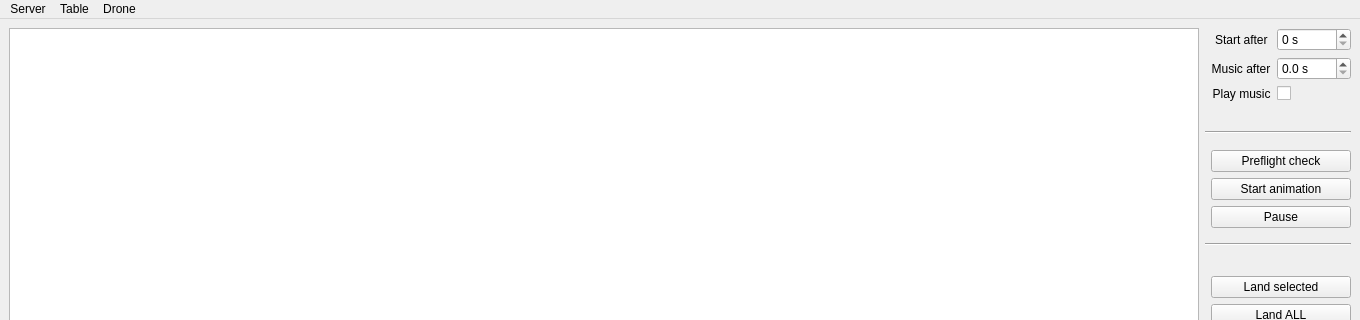
Old version of the form Server/server_gui.ui in the repository CopterExpress/clever-show; both pictures show x 0 to 1360 and y 0 to 320 of the 1360 by 816 pixel window.
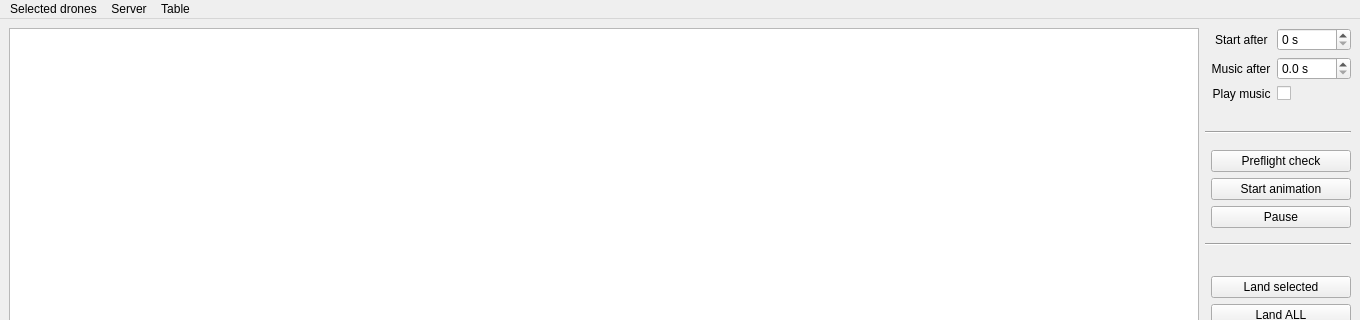
New version of the form.

Patch:
```diff
--- a/Server/server_gui.ui
+++ b/Server/server_gui.ui
@@ -426,7 +426,7 @@
      <x>0</x>
      <y>0</y>
      <width>1360</width>
-     <height>26</height>
+     <height>25</height>
     </rect>
    </property>
    <widget class="QMenu" name="menuOptions">
@@ -463,7 +463,7 @@
    </widget>
    <widget class="QMenu" name="menuDrone_2">
     <property name="title">
-     <string>Drone</string>
+     <string>Selected drones</string>
     </property>
     <widget class="QMenu" name="menuSend">
      <property name="title">
@@ -506,9 +506,9 @@
     <addaction name="separator"/>
     <addaction name="action_update_client_repo"/>
    </widget>
+   <addaction name="menuDrone_2"/>
    <addaction name="menuOptions"/>
    <addaction name="menuTable"/>
-   <addaction name="menuDrone_2"/>
   </widget>
   <action name="action_send_animations">
    <property name="text">
```
Left out of the diff: 64 changed lines with no effect on the pictures.
